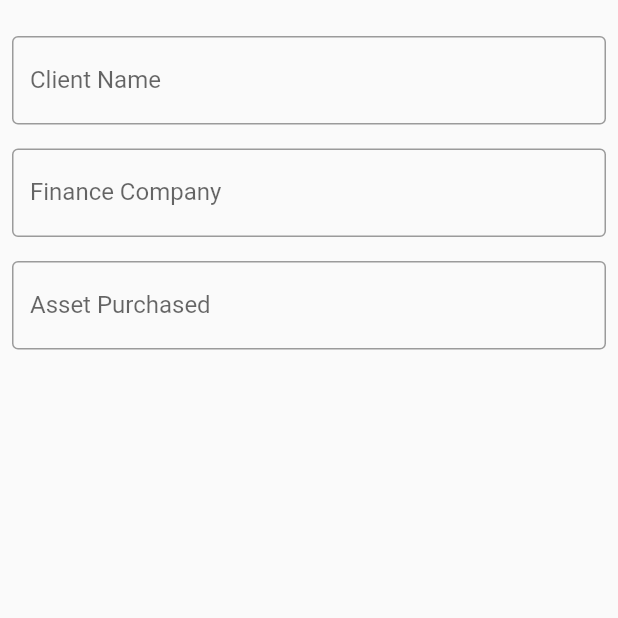
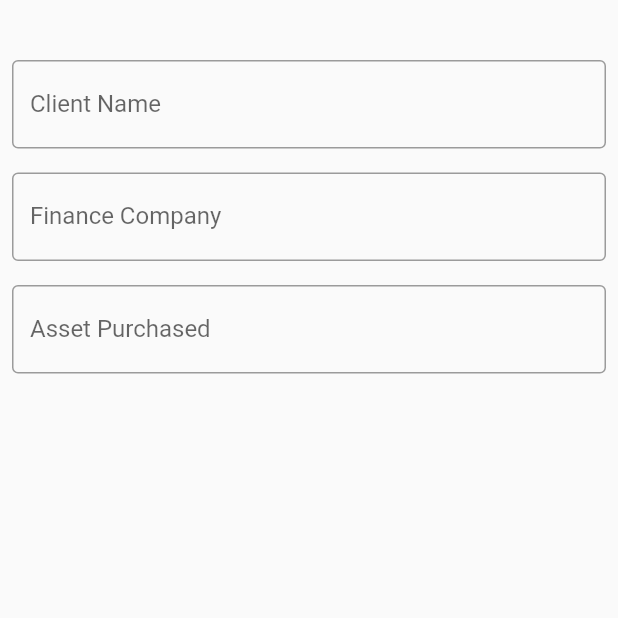
Before and after one commit to TikkaToRide/amortisation-calculator, a Flutter app: the screen it shows after launch, on a phone screen of 412 x 824 dp, the top half of it. Run offline on Flutter 3.47's test engine with Material 2 defaults, Android fonts, the phone set to English and light mode, and no system bars.

Commit message:
Fixed amortisation form positioning

```diff
--- a/lib/amortisation_form.dart
+++ b/lib/amortisation_form.dart
@@ -11,14 +11,10 @@ class _AmortisationForm extends State<MainForm> {
   @override
   Widget build(BuildContext context) {
     return SingleChildScrollView(
+      child: Center(
         child: Container(
-        //unsure if necessary as it contains the column but
-        alignment: Alignment
-            .center, //this does not center the column when in full screen
-        constraints: const BoxConstraints(
-            maxWidth: 500), //however this does cap the width
-        padding: const EdgeInsets.symmetric(
-            vertical: 16), //and this does add padding to the container
+          constraints: const BoxConstraints(maxWidth: 500),
+          padding: const EdgeInsets.symmetric(vertical: 32),
           child: Column(
             crossAxisAlignment: CrossAxisAlignment.start,
             children: const <Widget>[
@@ -54,6 +50,7 @@ class _AmortisationForm extends State<MainForm> {
             ],
           ),
         ),
+      ),
     );
   }
 }
```
Also changed, not shown: lib/amortisation_schedule.dart (added), lib/calculate_interest_rate.dart (added). Lines whose indentation alone changed are shown as unchanged.
